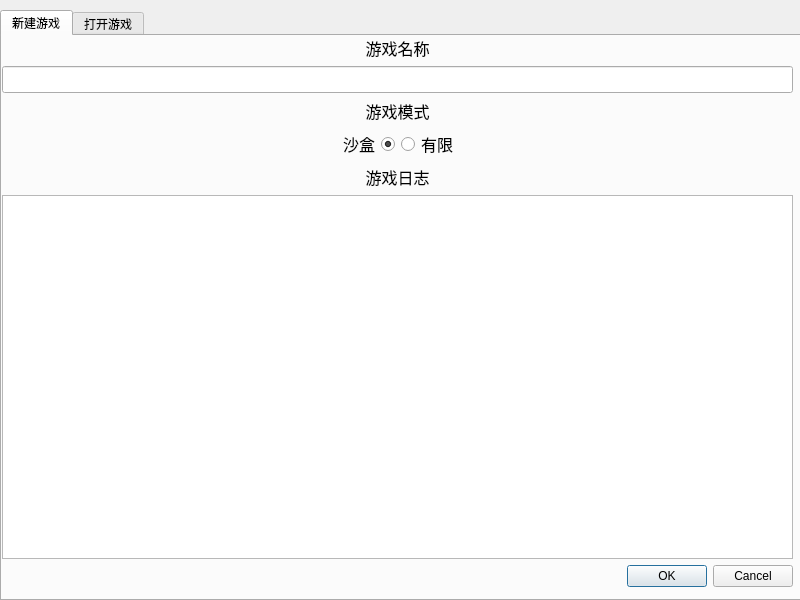
The window that launcher-ui/mainwindow.ui (little-bear-x/rust-craft-2d-launcher) describes before a commit, drawn with Qt 5.
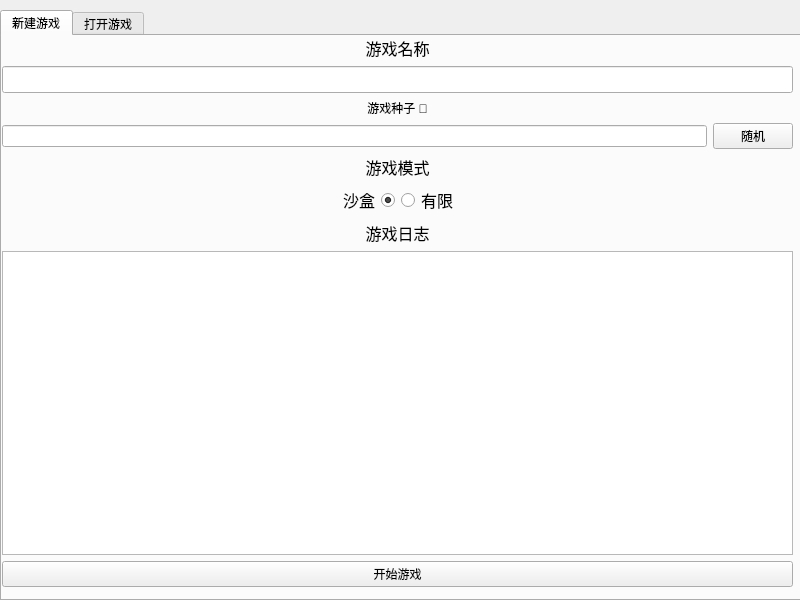
The same window after the commit.

The edit to the form file:
```diff
--- a/launcher-ui/mainwindow.ui
+++ b/launcher-ui/mainwindow.ui
@@ -82,6 +82,42 @@
             </property>
            </widget>
           </item>
+          <item>
+           <widget class="QLabel" name="new_game_seed_label">
+            <property name="toolTip">
+             <string>为随即地形生成设置种子.
+种子的取值为-1-2147483647
+种子为-1则为超平坦地形</string>
+            </property>
+            <property name="text">
+             <string>游戏种子 </string>
+            </property>
+            <property name="alignment">
+             <set>Qt::AlignCenter</set>
+            </property>
+            <property name="wordWrap">
+             <bool>false</bool>
+            </property>
+           </widget>
+          </item>
+          <item>
+           <layout class="QHBoxLayout" name="new_game_seed_layout">
+            <item>
+             <widget class="QLineEdit" name="new_game_seed_input">
+              <property name="clearButtonEnabled">
+               <bool>false</bool>
+              </property>
+             </widget>
+            </item>
+            <item>
+             <widget class="QPushButton" name="new_game_seed_random">
+              <property name="text">
+               <string>随机</string>
+              </property>
+             </widget>
+            </item>
+           </layout>
+          </item>
           <item>
            <widget class="QLabel" name="new_game_type_label">
             <property name="font">
@@ -159,9 +195,9 @@
            </widget>
           </item>
           <item>
-           <widget class="QDialogButtonBox" name="new_game_button_box">
-            <property name="standardButtons">
-             <set>QDialogButtonBox::Cancel|QDialogButtonBox::Ok</set>
+           <widget class="QPushButton" name="new_game_start_button">
+            <property name="text">
+             <string>开始游戏</string>
             </property>
            </widget>
           </item>
```
Left out of the diff: 28 changed lines with no effect on the pictures.
